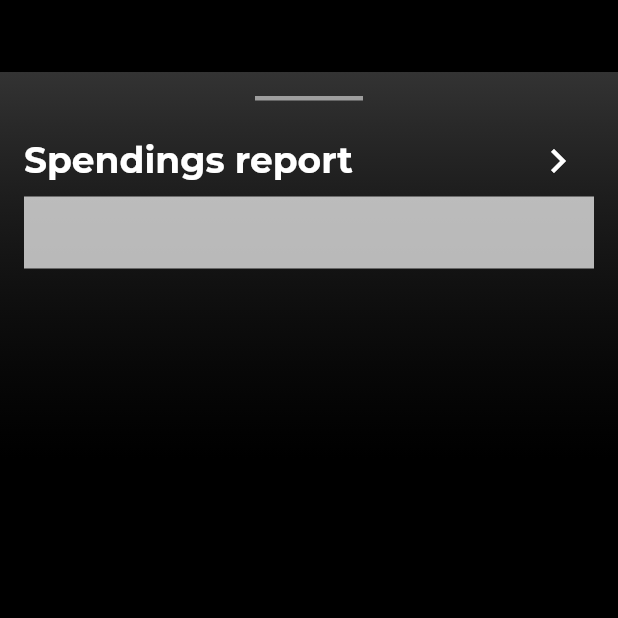
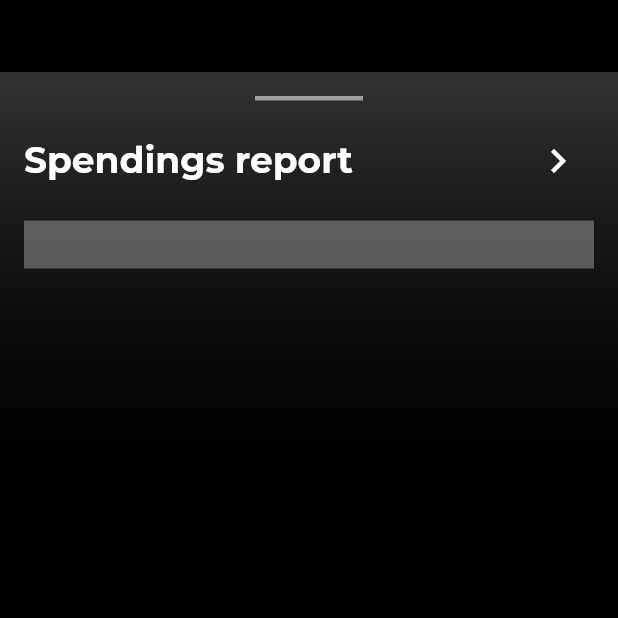
Before and after one commit to JAICHANGPARK/flutter_notebook_8th_story, a Flutter app: the screen it shows after launch, on a phone screen of 412 x 824 dp, the top half of it. Run offline on Flutter 3.47's test engine with Material 2 defaults, Android fonts, the phone set to English and light mode, and no system bars; our stand-ins replace badges, flutter_hooks, google_fonts, hooks_riverpod, state_notifier.

Commit message:
Update bank_main_page.dart

```diff
--- a/lib/ep594_banking_app/bank_main_page.dart
+++ b/lib/ep594_banking_app/bank_main_page.dart
@@ -58,10 +58,11 @@ class _BankMainPageState extends State<BankMainPage> {
                             }),
                           ],
                         ),
+                        SizedBox(height: 16,),
                         Container(
-                          height: 48,
+                          height: 32,
                           decoration: BoxDecoration(
-                            color: Colors.white.withOpacity(0.7),
+                            color: Colors.white.withOpacity(0.3),
                           ),
                         )
                       ],
```
